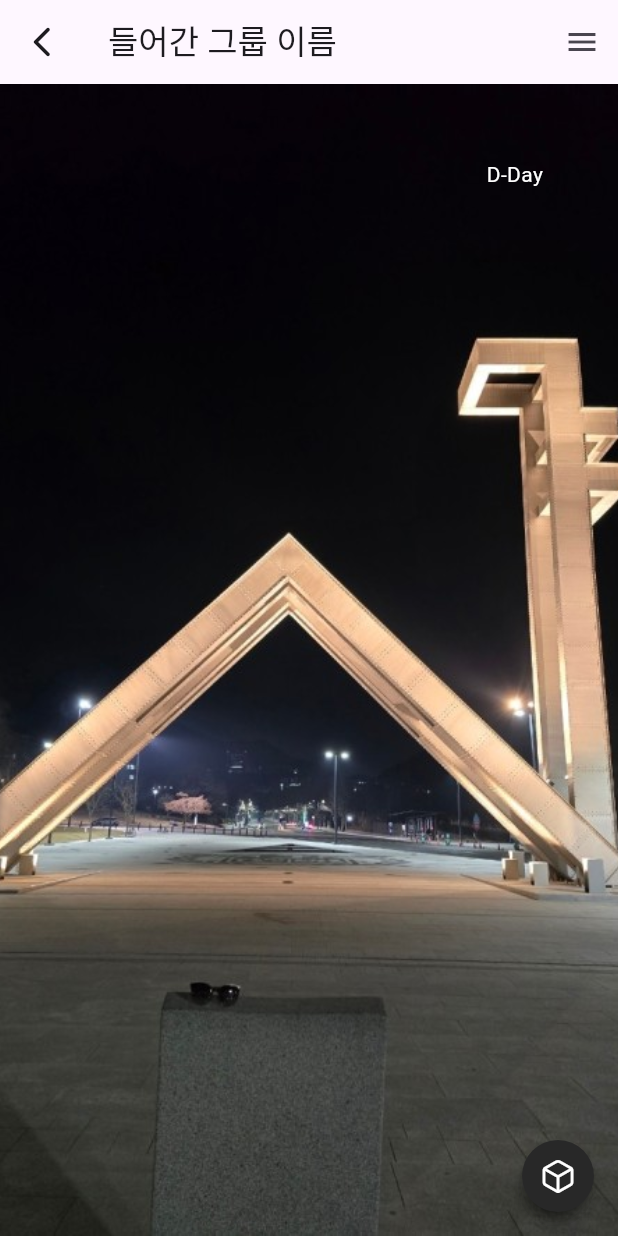
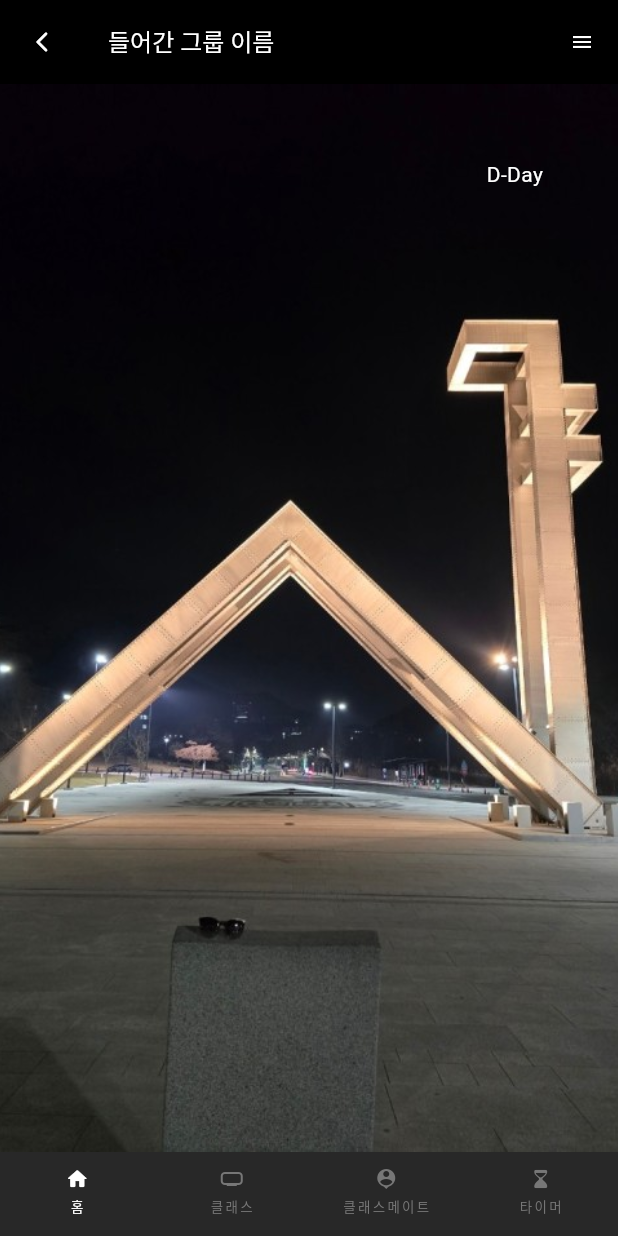
Before and after one commit to rainofmay/distance, a Flutter app: the ClassRoom screen opened directly, on a phone screen of 412 x 824 dp. Run offline on Flutter 3.47's test engine with Material 3 defaults, Android fonts, the phone set to English and light mode, and no system bars; our stand-ins replace audioplayers, cloud_firestore, firebase_auth, firebase_core, google_mobile_ads, google_sign_in and 5 more; accounts and stored records are empty; network calls fail; Roboto replaces fonts that are missing (GmarketSansTTFMedium).

Commit message:
[CREATE] 클래스룸 bottombar, [UPDATE] 리팩토링

```diff
--- a/lib/main.dart
+++ b/lib/main.dart
@@ -3,14 +3,13 @@ import 'package:google_mobile_ads/google_mobile_ads.dart';
 import 'package:mobile/pages/login.dart';
 import 'package:mobile/util/background_provider.dart';
 import 'package:mobile/util/background_setting_provider.dart';
-
+import 'package:mobile/util/class_bottom_index.dart';
 import 'style.dart' as mainstyle;
 import 'package:mobile/pages/myroom.dart';
 import 'package:mobile/pages/groupstudy_screen/groupstudy.dart';
 import 'package:mobile/pages/mate.dart';
 import 'package:mobile/pages/store.dart';
-import 'package:mobile/pages/etc.dart';
-import 'package:mobile/widgets/main_bottom_bar.dart';
+import 'package:mobile/widgets/bottomBar/main_bottom_bar.dart';
 import 'package:provider/provider.dart';
 import 'package:mobile/util/global_player.dart';
 import 'package:mobile/util/bottom_index.dart';
@@ -35,6 +34,7 @@ Future<void> main() async {
         ChangeNotifierProvider(create: (context) => BackgroundProvider()),
         ChangeNotifierProvider(create: (context) => CalendarProvider()),
         ChangeNotifierProvider(create: (context) => BottomIndex()),
+        ChangeNotifierProvider(create: (context) => ClassBottomIndex()),
         ChangeNotifierProvider(
             create: (context) => BackgroundSettingProvider()),
       ],
--- a/lib/pages/groupstudy_screen/classroom.dart
+++ b/lib/pages/groupstudy_screen/classroom.dart
@@ -1,10 +1,13 @@
 import 'package:flutter/material.dart';
 import 'package:mobile/const/colors.dart';
-import 'package:mobile/widgets/expandable_fab.dart';
-import 'package:mobile/widgets/action_buttons.dart';
-import 'package:mobile/widgets/groupstudy/classroom/classroom_class.dart';
-import 'package:mobile/widgets/groupstudy/classroom/classroom_home.dart';
-import 'package:mobile/widgets/groupstudy/classroom/timer/classroom_timer.dart';
+import 'package:mobile/widgets/bottomBar/class_borrom_bar.dart';
+import 'package:mobile/widgets/custom_drawer.dart';
+import 'package:mobile/util/class_bottom_index.dart';
+import 'package:mobile/widgets/groupstudy/classroom_screen/classroom_class.dart';
+import 'package:mobile/widgets/groupstudy/classroom_screen/classroom_home.dart';
+import 'package:mobile/widgets/groupstudy/classroom_screen/classroom_mate.dart';
+import 'package:mobile/widgets/groupstudy/classroom_screen/classroom_timer/classroom_timer.dart';
+import 'package:provider/provider.dart';
 
 class ClassRoom extends StatefulWidget {
   const ClassRoom({super.key});
@@ -14,64 +17,57 @@ class ClassRoom extends StatefulWidget {
 }
 
 class _ClassRoomState extends State<ClassRoom> {
-  final List _classScreens = [ClassRoomHome(), ClassRoomClass(), ClassRoomTimer()];
-  int _fabIndex = 0;
+  final List _classScreens = [
+    ClassRoomHome(),
+    ClassRoomClass(),
+    ClassRoomMate(),
+    ClassRoomTimer()
+  ];
+
+  final Map<Icon, String> _scheduleDrawerMenu = {
+    Icon(Icons.settings): '클래스룸 설정 변경',
+    Icon(Icons.person_add_alt): '메이트 초대',
+    Icon(Icons.verified_user_rounded): '권한 부여',
+    Icon(Icons.notifications_off_rounded): '알림 끄기',
+    Icon(Icons.exit_to_app_rounded): '나가기'
+  };
 
   @override
   Widget build(BuildContext context) {
     return Scaffold(
       appBar: AppBar(
+        backgroundColor: BLACK,
         leading: IconButton(
           onPressed: () {
             Navigator.of(context).pop();
           },
-          icon: Icon(Icons.arrow_back_ios_new_rounded),
+          icon: Icon(Icons.arrow_back_ios_new_rounded, size: 16, color: WHITE,),
         ),
-        title: Row(
-          children: [
-            // Icon(Icons.check_box_outline_blank_outlined),
-            Text('들어간 그룹 이름'),
-          ],
-        ),
-        centerTitle: true,
+        title: Text('들어간 그룹 이름', style: TextStyle(fontSize: 16, color: WHITE),),
+        // centerTitle: true,
         actions: [
-          IconButton(
-            onPressed: () {},
-            icon: Icon(Icons.menu),
+          Builder(
+            builder: (context) {
+              return IconButton(
+                icon: Icon(
+                  Icons.menu,
+                  size: 16,
+                  color: WHITE,
+                ),
+                onPressed: () {
+                  Scaffold.of(context).openEndDrawer();
+                },
+              );
+            },
           ),
         ],
       ),
+      endDrawer: CustomDrawer(
+        drawerMenu: _scheduleDrawerMenu,
+      ),
       // 지정 배경, 명언
-      body: _classScreens[_fabIndex],
-      floatingActionButton: ExpandableFab(
-        distance: 60,
-        sub: [
-          ActionButton(
-            onPressed: () {
-              setState(() {
-                _fabIndex = 0;
-              });
-            },
-            icon: Icon(Icons.home_rounded, size: 20, color: Colors.white70),
-          ),
-          ActionButton(
-            onPressed: () {
-              setState(() {
-                _fabIndex = 1;
-              });
-            },
-            icon: Icon(Icons.class_rounded, size: 20, color: Colors.white70),
-          ),
-          ActionButton(
-            onPressed: () {
-              setState(() {
-                _fabIndex = 2;
-              });
-            },
-            icon: Icon(Icons.hourglass_bottom_rounded, size: 20, color: Colors.white70),
-          ),
-        ],
-      ),
+      body: _classScreens[context.watch<ClassBottomIndex>().classBottomIndex],
+      bottomNavigationBar : ClassBottomNavagationBar(),
     );
   }
 }
--- a/lib/pages/groupstudy_screen/groupstudy.dart
+++ b/lib/pages/groupstudy_screen/groupstudy.dart
@@ -212,7 +212,6 @@ class _GroupStudyState extends State<GroupStudy>
           ),
         ],
       ),
-      drawer: CustomDrawer(drawerMenu: _drawerMenu,),
       body: Column(
         children: [
           Padding(
--- a/lib/pages/myroom_schedule.dart
+++ b/lib/pages/myroom_schedule.dart
@@ -19,7 +19,10 @@ class _ScheduleState extends State<Schedule> {
     ScheduleSchedule(),
     ScheduleTodo(),
   ];
-  final Map<Icon, String> _drawerMenu = {Icon(Icons.settings) : '메뉴1', Icon(Icons.home_rounded) : '메뉴2'};
+
+  final _notIsOpen = false;
+
+  final Map<Icon, String> _drawerMenu = {Icon(Icons.notifications) : '알림'};
 
   @override
   Widget build(BuildContext context) {
--- /dev/null
+++ b/lib/util/class_bottom_index.dart
@@ -0,0 +1,10 @@
+import 'package:flutter/material.dart';
+
+class ClassBottomIndex extends ChangeNotifier {
+  int classBottomIndex = 0;
+
+  setClassBottomIndex(int index) {
+    classBottomIndex = index;
+    notifyListeners();
+  }
+}
--- /dev/null
+++ b/lib/widgets/bottomBar/class_borrom_bar.dart
@@ -0,0 +1,31 @@
+import 'package:flutter/material.dart';
+import 'package:flutter/cupertino.dart';
+import 'package:provider/provider.dart';
+import 'package:mobile/util/class_bottom_index.dart';
+
+class ClassBottomNavagationBar extends StatefulWidget {
+  // final Function setBottomIndex;
+  const ClassBottomNavagationBar({super.key});
+
+  @override
+  State<ClassBottomNavagationBar> createState() => _ClassBottomNavagationBarState();
+}
+
+class _ClassBottomNavagationBarState extends State<ClassBottomNavagationBar> {
+
+  @override
+  Widget build(BuildContext context) {
+    return BottomNavigationBar(
+        currentIndex:context.watch<ClassBottomIndex>().classBottomIndex,
+        onTap: context.read<ClassBottomIndex>().setClassBottomIndex,
+        items: [
+          BottomNavigationBarItem(
+              icon: Icon(Icons.home_rounded), label: '홈'),
+          BottomNavigationBarItem(
+              icon: Icon(Icons.home_max), label: '클래스'),
+          BottomNavigationBarItem(icon: Icon(Icons.person_pin), label: '클래스메이트'),
+          BottomNavigationBarItem(
+              icon: Icon(CupertinoIcons.hourglass_bottomhalf_fill), label: '타이머'),
+        ]);
+  }
+}
--- a/lib/widgets/groupstudy/classroom/timer/classroom_timer.dart
+++ b/lib/widgets/groupstudy/classroom_screen/classroom_timer/classroom_timer.dart
@@ -1,7 +1,7 @@
 import 'package:flutter/material.dart';
 import 'dart:async';
 
-import 'package:mobile/widgets/groupstudy/classroom/timer/stopwatch.dart';
+import 'package:mobile/widgets/groupstudy/classroom_screen/classroom_timer/stopwatch.dart';
 
 class ClassRoomTimer extends StatefulWidget {
   const ClassRoomTimer({super.key});
--- a/lib/widgets/groupstudy/classroom/timer/stopwatch.dart
+++ b/lib/widgets/groupstudy/classroom_screen/classroom_timer/stopwatch.dart
@@ -1,6 +1,6 @@
 import 'package:flutter/material.dart';
 import 'package:mobile/const/colors.dart';
-import 'package:mobile/widgets/groupstudy/classroom/timer/stopwatch_button.dart';
+import 'package:mobile/widgets/groupstudy/classroom_screen/classroom_timer/stopwatch_button.dart';
 import 'package:stop_watch_timer/stop_watch_timer.dart';
 
 class CountUpTimer extends StatefulWidget {
--- a/lib/widgets/test.dart
+++ b/lib/widgets/test.dart
@@ -1,6 +1,6 @@
 import 'package:flutter/material.dart';
 import 'package:flutter/cupertino.dart';
-import 'package:mobile/widgets/main_bottom_bar.dart';
+import 'package:mobile/widgets/bottomBar/main_bottom_bar.dart';
 import 'package:http/http.dart' as http;
 import 'dart:convert';
 import 'package:mobile/util/calendar.dart';
```
Also changed, not shown: lib/pages/myroom_background.dart (+5 -24 lines), lib/pages/myroom_music.dart (+41 -46 lines), lib/widgets/groupstudy/classroom_screen/classroom_mate.dart (added, +15 -0 lines), lib/widgets/ok_cancel._buttons.dart (added, +40 -0 lines), lib/widgets/schedule/schedule_bottom_sheet.dart (+29 -41 lines), lib/widgets/todo/todo_bottom_sheet.dart (+10 -29 lines), lib/widgets/bottomBar/main_bottom_bar.dart (renamed from lib/widgets/main_bottom_bar.dart), lib/widgets/groupstudy/classroom_screen/classroom_class.dart (renamed from lib/widgets/groupstudy/classroom/classroom_class.dart), lib/widgets/groupstudy/classroom_screen/classroom_home.dart (renamed from lib/widgets/groupstudy/classroom/classroom_home.dart), lib/widgets/groupstudy/classroom_screen/classroom_timer/stopwatch_button.dart (renamed from lib/widgets/groupstudy/classroom/timer/stopwatch_button.dart).
